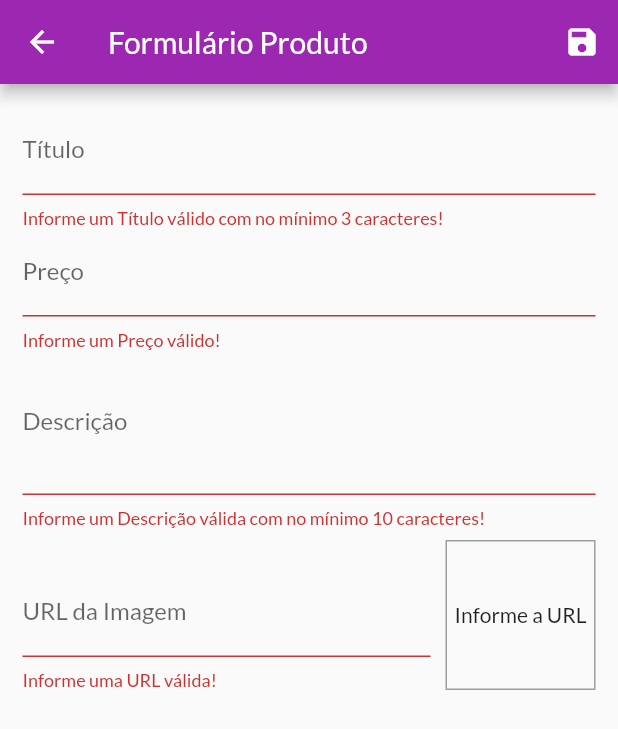
After one commit to dhiegogoncalves/flutter_myshop, a Flutter app: the ProductFormScreen screen opened by its route, after a tap on the "save" icon, on a phone screen of 412 x 824 dp. The commit adds this screen. Shown: the top 729 px of the screen. Run offline on Flutter 3.47's test engine with Material 2 defaults, Android fonts, the phone set to English and light mode, and no system bars; network calls fail.

Commit message:
Implementação do CRUD do produto.

```diff
--- a/lib/main.dart
+++ b/lib/main.dart
@@ -6,7 +6,9 @@ import 'package:myshop_flutter/utils/app_routes.dart';
 import 'package:myshop_flutter/views/cart_screen.dart';
 import 'package:myshop_flutter/views/orders_screen.dart';
 import 'package:myshop_flutter/views/product_detail_screen.dart';
+import 'package:myshop_flutter/views/product_form_screen.dart';
 import 'package:myshop_flutter/views/products_overview_screen.dart';
+import 'package:myshop_flutter/views/products_screen.dart';
 import 'package:provider/provider.dart';
 
 void main() => runApp(MyApp());
@@ -37,6 +39,8 @@ class MyApp extends StatelessWidget {
           AppRoutes.PRODUCT_DETAIL: (ctx) => ProductDetailScreen(),
           AppRoutes.CART: (ctx) => CartScreen(),
           AppRoutes.ORDERS: (ctx) => OrdersScreen(),
+          AppRoutes.PRODUCTS: (ctx) => ProductsScreen(),
+          AppRoutes.PRODUCT_FORM: (ctx) => ProductFormScreen(),
         },
       ),
     );
--- a/lib/providers/product.dart
+++ b/lib/providers/product.dart
@@ -9,7 +9,7 @@ class Product with ChangeNotifier {
   bool isFavorite;
 
   Product({
-    @required this.id,
+    this.id,
     @required this.title,
     @required this.description,
     @required this.price,
--- a/lib/utils/app_routes.dart
+++ b/lib/utils/app_routes.dart
@@ -3,4 +3,6 @@ class AppRoutes {
   static final PRODUCT_DETAIL = '/product-detail';
   static final CART = '/cart';
   static final ORDERS = '/orders';
+  static final PRODUCTS = '/products';
+  static final PRODUCT_FORM = '/product-form';
 }
--- /dev/null
+++ b/lib/views/product_form_screen.dart
@@ -0,0 +1,225 @@
+import 'package:flutter/material.dart';
+import 'package:flutter/services.dart';
+import 'package:flutter/widgets.dart';
+import 'package:myshop_flutter/providers/product.dart';
+import 'package:myshop_flutter/providers/products.dart';
+import 'package:provider/provider.dart';
+
+class ProductFormScreen extends StatefulWidget {
+  @override
+  _ProductFormScreenState createState() => _ProductFormScreenState();
+}
+
+class _ProductFormScreenState extends State<ProductFormScreen> {
+  final _priceFocusNode = FocusNode();
+  final _descriptionFocusNode = FocusNode();
+  final _imageUrlFocusNode = FocusNode();
+  final _imageUrlController = TextEditingController();
+  final _form = GlobalKey<FormState>();
+  final _formData = Map<String, Object>();
+
+  @override
+  void initState() {
+    super.initState();
+    _imageUrlFocusNode.addListener(_updateImage);
+  }
+
+  @override
+  void didChangeDependencies() {
+    super.didChangeDependencies();
+
+    if (_formData.isEmpty) {
+      final product = ModalRoute.of(context).settings.arguments as Product;
+
+      if (product != null) {
+        _formData['id'] = product.id;
+        _formData['title'] = product.title;
+        _formData['description'] = product.description;
+        _formData['price'] = product.price;
+        _formData['imageUrl'] = product.imageUrl;
+
+        _imageUrlController.text = _formData['imageUrl'];
+      } else {
+        _formData['price'] = '';
+      }
+    }
+  }
+
+  void _updateImage() {
+    if (isValidImageUrl(_imageUrlController.text)) {
+      setState(() {});
+    }
+  }
+
+  @override
+  void dispose() {
+    super.dispose();
+    _priceFocusNode.dispose();
+    _descriptionFocusNode.dispose();
+    _imageUrlFocusNode.removeListener(_updateImage);
+    _imageUrlFocusNode.dispose();
+  }
+
+  bool isValidImageUrl(String url) {
+    bool startsWithHttp = url.toLowerCase().startsWith('http://');
+    bool startsWithHttps = url.toLowerCase().startsWith('https://');
+    bool endsWithPng = url.toLowerCase().endsWith('.png');
+    bool endsWithJpg = url.toLowerCase().endsWith('.jpg');
+    bool endsWithJpeg = url.toLowerCase().endsWith('.jpeg');
+
+    return (startsWithHttp || startsWithHttps) &&
+        (endsWithPng || endsWithJpg || endsWithJpeg);
+  }
+
+  void _saveForm() {
+    var isValid = _form.currentState.validate();
+    if (!isValid) return;
+
+    _form.currentState.save();
+
+    final product = Product(
+      id: _formData['id'],
+      title: _formData['title'],
+      description: _formData['description'],
+      price: _formData['price'],
+      imageUrl: _formData['imageUrl'],
+    );
+
+    final products = Provider.of<Products>(context, listen: false);
+
+    if (_formData['id'] == null) {
+      products.addProduct(product);
+    } else {
+      products.updateProduct(product);
+    }
+
+    Navigator.of(context).pop();
+  }
+
+  @override
+  Widget build(BuildContext context) {
+    return Scaffold(
+      appBar: AppBar(
+        title: Text('Formulário Produto'),
+        actions: [
+          IconButton(icon: Icon(Icons.save), onPressed: () => _saveForm())
+        ],
+      ),
+      body: Padding(
+        padding: const EdgeInsets.all(15),
+        child: Form(
+            key: _form,
+            child: ListView(
+              children: [
+                TextFormField(
+                  initialValue: _formData['title'],
+                  decoration: InputDecoration(labelText: 'Título'),
+                  textInputAction: TextInputAction.next,
+                  onFieldSubmitted: (_) {
+                    FocusScope.of(context).requestFocus(_priceFocusNode);
+                  },
+                  onSaved: (value) => _formData['title'] = value,
+                  validator: (value) {
+                    bool isEmpty = value.trim().isEmpty;
+                    bool isInvalid = value.trim().length < 3;
+
+                    if (isEmpty || isInvalid) {
+                      return 'Informe um Título válido com no mínimo 3 caracteres!';
+                    }
+                    return null;
+                  },
+                ),
+                TextFormField(
+                  initialValue: _formData['price'].toString(),
+                  decoration: InputDecoration(labelText: 'Preço'),
+                  textInputAction: TextInputAction.next,
+                  focusNode: _priceFocusNode,
+                  keyboardType: TextInputType.numberWithOptions(decimal: true),
+                  onFieldSubmitted: (_) {
+                    FocusScope.of(context).requestFocus(_descriptionFocusNode);
+                  },
+                  onSaved: (value) => _formData['price'] = double.parse(value),
+                  validator: (value) {
+                    bool isEmpty = value.trim().isEmpty;
+                    var newPrice = double.tryParse(value);
+                    bool isInvalid = newPrice == null || newPrice <= 0;
+
+                    if (isEmpty || isInvalid) {
+                      return 'Informe um Preço válido!';
+                    }
+                    return null;
+                  },
+                ),
+                TextFormField(
+                  initialValue: _formData['description'],
+                  decoration: InputDecoration(labelText: 'Descrição'),
+                  maxLines: 3,
+                  focusNode: _descriptionFocusNode,
+                  keyboardType: TextInputType.multiline,
+                  onSaved: (value) => _formData['description'] = value,
+                  validator: (value) {
+                    bool isEmpty = value.trim().isEmpty;
+                    bool isInvalid = value.trim().length < 10;
+
+                    if (isEmpty || isInvalid) {
+                      return 'Informe um Descrição válida com no mínimo 10 caracteres!';
+                    }
+                    return null;
+                  },
+                ),
+                Row(
+                  crossAxisAlignment: CrossAxisAlignment.end,
+                  children: [
+                    Expanded(
+                      child: TextFormField(
+                        decoration: InputDecoration(labelText: 'URL da Imagem'),
+                        keyboardType: TextInputType.url,
+                        focusNode: _imageUrlFocusNode,
+                        textInputAction: TextInputAction.done,
+                        controller: _imageUrlController,
+                        onSaved: (value) => _formData['imageUrl'] = value,
+                        onFieldSubmitted: (_) {
+                          _saveForm();
+                        },
+                        validator: (value) {
+                          bool isEmpty = value.trim().isEmpty;
+                          bool isInvalid = !isValidImageUrl(value);
+
+                          if (isEmpty || isInvalid) {
+                            return 'Informe uma URL válida!';
+                          }
+                          return null;
+                        },
+                      ),
+                    ),
+                    Container(
+                      height: 100,
+                      width: 100,
+                      margin: EdgeInsets.only(
+                        top: 8,
+                        left: 10,
+                      ),
+                      decoration: BoxDecoration(
+                        border: Border.all(
+                          color: Colors.grey,
+                          width: 1,
+                        ),
+                      ),
+                      alignment: Alignment.center,
+                      child: _imageUrlController.text.isEmpty
+                          ? Text('Informe a URL')
+                          : FittedBox(
+                              child: Image.network(
+                                _imageUrlController.text,
+                                fit: BoxFit.cover,
+                              ),
+                            ),
+                    ),
+                  ],
+                ),
+              ],
+            )),
+      ),
+    );
+  }
+}
--- a/lib/widgets/product_grid.dart
+++ b/lib/widgets/product_grid.dart
@@ -1,6 +1,6 @@
 import 'package:flutter/material.dart';
 import 'package:myshop_flutter/providers/products.dart';
-import 'package:myshop_flutter/widgets/product_item.dart';
+import 'package:myshop_flutter/widgets/product_grid_item.dart';
 import 'package:provider/provider.dart';
 
 class ProductGrid extends StatelessWidget {
@@ -26,7 +26,7 @@ class ProductGrid extends StatelessWidget {
       padding: const EdgeInsets.all(10),
       itemBuilder: (ctx, i) => ChangeNotifierProvider.value(
         value: products[i],
-        child: ProductItem(),
+        child: ProductGridItem(),
       ),
     );
   }
```
Also changed, not shown: lib/providers/products.dart (+38 -2 lines), lib/views/products_screen.dart (added, +42 -0 lines), lib/widgets/app_drawer.dart (+8 -0 lines), lib/widgets/product_grid_item.dart (added, +67 -0 lines), lib/widgets/product_item.dart (+52 -51 lines).
